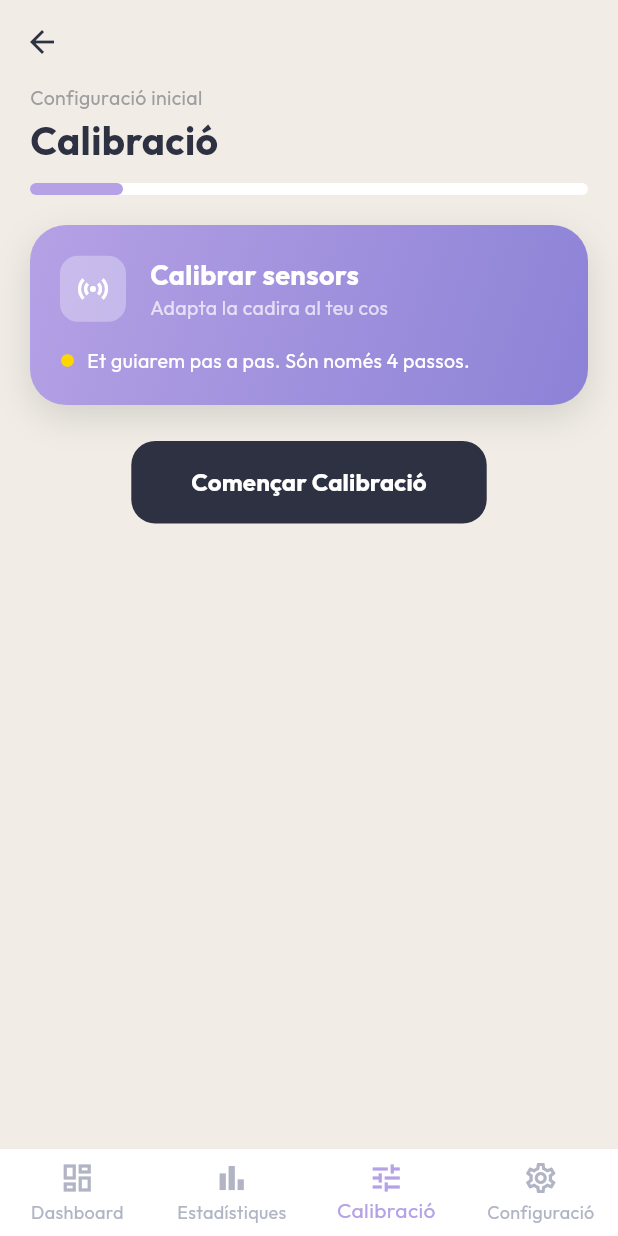
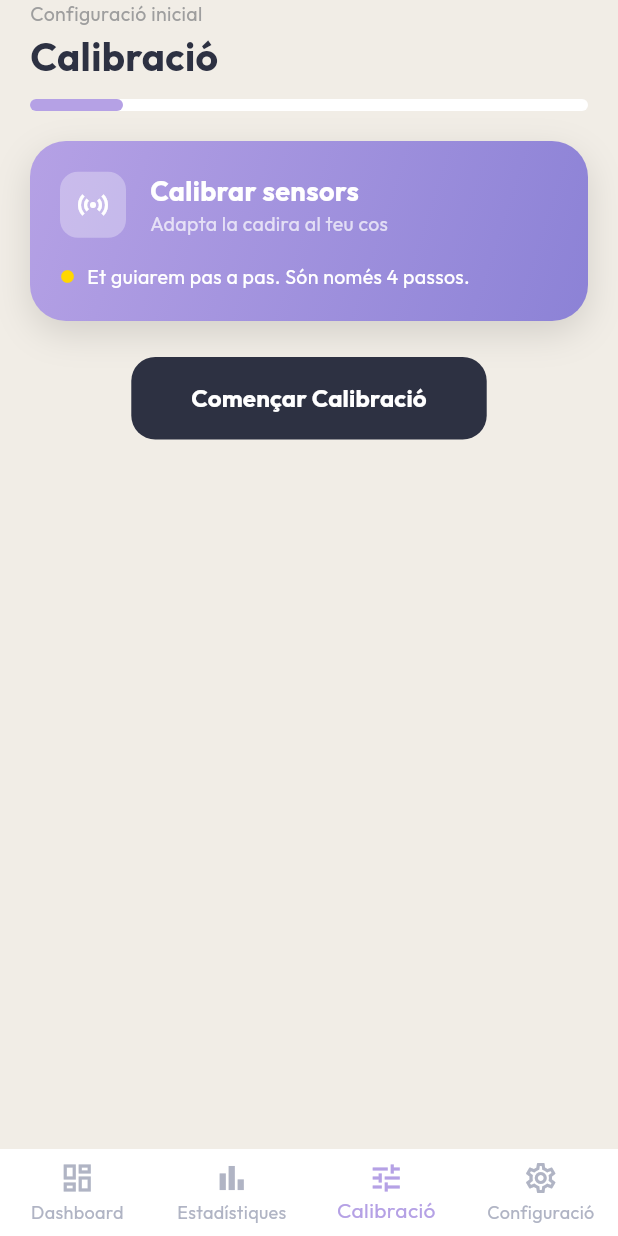
Before and after one commit to lfantino/posture-detector-esp32, a Flutter app: the MainPage screen opened directly, item 3 of the bottom bar chosen, on a phone screen of 412 x 824 dp. Run offline on Flutter 3.47's test engine with Material 3 defaults, Android fonts, the phone set to English and light mode, and no system bars; our stand-ins replace flutter_bluetooth_serial, google_fonts, image_picker, sqflite_common_ffi; accounts and stored records are empty.

Commit message:
Correcció error calibracio (Es tanca la App)

```diff
--- a/cadira_postural/lib/screens/calibracion_page.dart
+++ b/cadira_postural/lib/screens/calibracion_page.dart
@@ -2,7 +2,9 @@ import 'package:flutter/material.dart';
 import '../posture_control.dart';
 
 class CalibracionPage extends StatefulWidget {
-  const CalibracionPage({super.key});
+  final VoidCallback? onFinished;
+
+  const CalibracionPage({super.key, this.onFinished});
 
   @override
   State<CalibracionPage> createState() => _CalibracionPageState();
@@ -121,21 +123,25 @@ class _CalibracionPageState extends State<CalibracionPage> {
     ScaffoldMessenger.of(context).showSnackBar(
       const SnackBar(content: Text('Calibració completada i guardada!')),
     );
-    Navigator.pop(context); // Tornar al dashboard/settings
+
+    // Tornar al pas inicial per si l'usuari hi torna més tard
+    setState(() {
+      _currentStep = 0;
+      _lateralEsqGravat = false;
+      _diffEsq = null;
+      _diffDret = null;
+    });
+
+    // Navegar al Dashboard si tenim la funció
+    if (widget.onFinished != null) {
+      widget.onFinished!();
+    }
   }
 
   @override
   Widget build(BuildContext context) {
     return Scaffold(
       backgroundColor: const Color(0xFFF1EDE6),
-      appBar: AppBar(
-        backgroundColor: Colors.transparent,
-        elevation: 0,
-        leading: IconButton(
-          icon: const Icon(Icons.arrow_back, color: Color(0xFF2D3142)),
-          onPressed: () => Navigator.pop(context),
-        ),
-      ),
       body: SafeArea(
         child: Column(
           children: [
--- a/cadira_postural/lib/screens/main_page.dart
+++ b/cadira_postural/lib/screens/main_page.dart
@@ -13,11 +13,17 @@ class MainPage extends StatefulWidget {
 class _MainPageState extends State<MainPage> {
   int _currentIndex = 0;
 
-  final List<Widget> _pages = const [
-    DashboardPage(),
-    EstadistiquesPage(),
-    CalibracionPage(),
-    ConfiguracioPage(),
+  // Llista de pestanyes. Ha de ser getter o generar-se dins el build
+  // per poder passar funcions de callback cap a la UI.
+  List<Widget> get _pages => [
+    const DashboardPage(),
+    const EstadistiquesPage(),
+    CalibracionPage(onFinished: () {
+      setState(() {
+        _currentIndex = 0;
+      });
+    }),
+    const ConfiguracioPage(),
   ];
 
   @override
```
